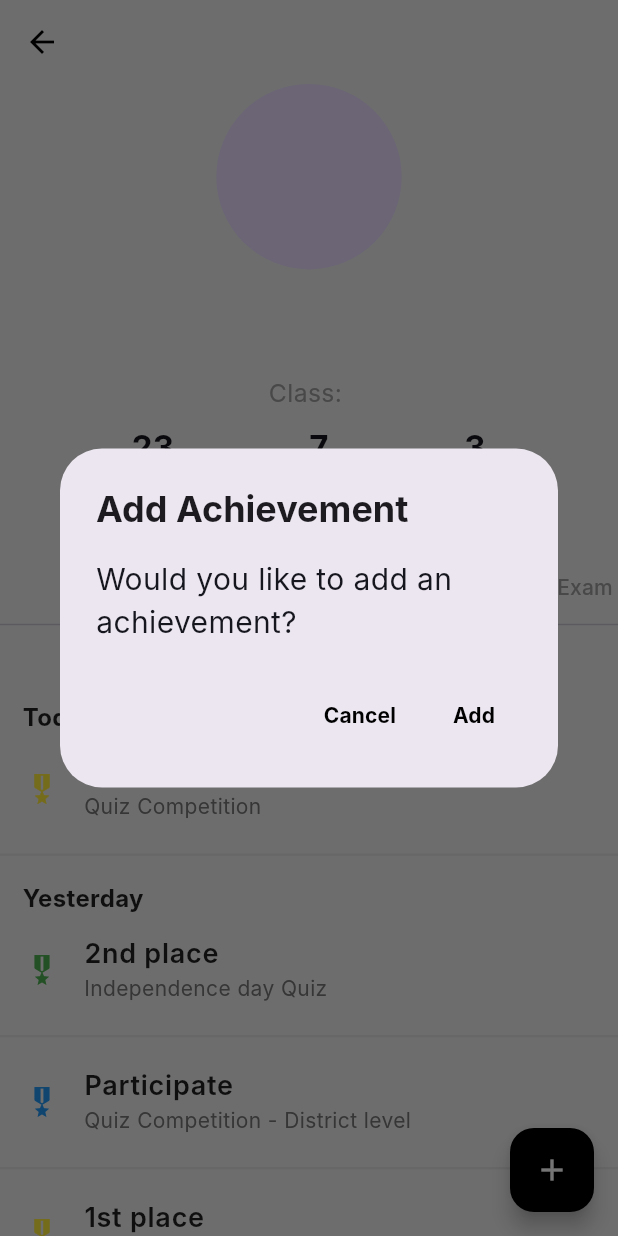
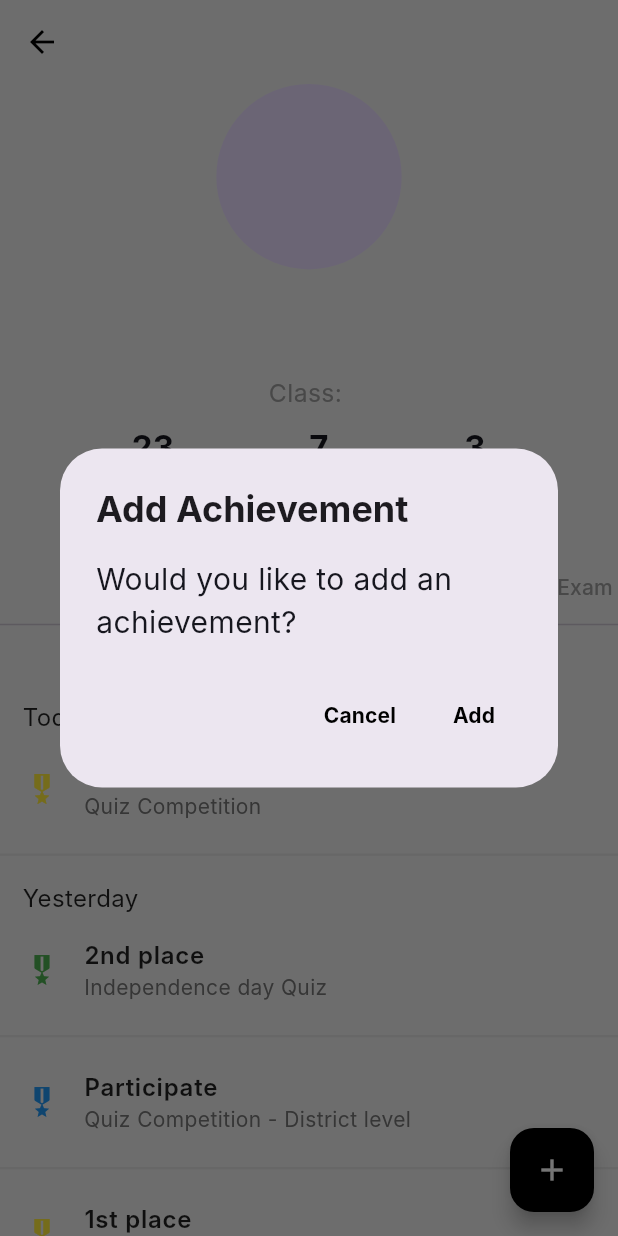
Before and after one commit to altezzai/acadobs, a Flutter app: the StudentDetailPage screen opened directly with empty values, tab 2 chosen, after a tap on the "add" icon, on a phone screen of 412 x 824 dp. Run offline on Flutter 3.47's test engine with Material 3 defaults, Android fonts, the phone set to English and light mode, and no system bars; our stand-ins replace file_picker, flutter_rating_bar, go_router, pie_chart; Roboto replaces fonts that are missing (Inter).

Commit message:
studentdetails and teacherdetails font fix

```diff
--- a/lib/admin/screens/home.dart
+++ b/lib/admin/screens/home.dart
@@ -5,7 +5,6 @@ import 'package:school_app/admin/screens/payment.dart';
 import 'package:school_app/admin/screens/reports.dart';
 import 'package:school_app/admin/screens/studentpage.dart';
 import 'package:school_app/admin/screens/teachers_page.dart';
-import 'package:school_app/admin/teacher_section/screens/teachers_list.dart';
 import 'package:school_app/admin/widgets/button_navigation.dart';
 
 class AdminHomePage extends StatefulWidget {
--- a/lib/admin/screens/login.dart
+++ b/lib/admin/screens/login.dart
@@ -3,7 +3,6 @@ import 'package:go_router/go_router.dart';
 import 'package:school_app/admin/screens/home.dart';
 import 'package:school_app/admin/widgets/custom_button.dart';
 import 'package:school_app/admin/widgets/custom_textfield.dart';
-import 'package:school_app/navbar/screens/bottom_navbar.dart';
 import 'package:school_app/teacher/routes/app_route_const.dart';
 // import 'package:school_app/teacher/home/homescreen.dart';
 
--- a/lib/admin/screens/studentdetails.dart
+++ b/lib/admin/screens/studentdetails.dart
@@ -302,7 +302,7 @@ Widget _buildAchievementsContent() {
               child: Text(
                 date,
                 style: TextStyle(
-                  fontWeight: FontWeight.bold,
+                  fontWeight: FontWeight.normal,
                   fontSize: 16,
                   color: Colors.black87, // Match with StudentDetailPage
                 ),
@@ -313,7 +313,7 @@ Widget _buildAchievementsContent() {
             title: Text(
               position,
               style: TextStyle(
-                fontSize: 18,
+                fontSize: 16,
                 fontWeight: FontWeight.w600,
                 color: Colors.black87, // Match with StudentDetailPage
               ),
@@ -359,18 +359,18 @@ Widget _buildScrollableExamsContent() {
 Widget _buildExamCard(String grade, String semester, String examName,
     List<Map<String, String>> subjects) {
   return Card(
-    elevation: 4,
-    shape: RoundedRectangleBorder(borderRadius: BorderRadius.circular(12)),
+    elevation: 2,
+    shape: RoundedRectangleBorder(borderRadius: BorderRadius.circular(8)),
     child: Column(
       crossAxisAlignment: CrossAxisAlignment.start,
       children: [
         Container(
-          padding: EdgeInsets.all(16),
+          padding: EdgeInsets.all(12),
           decoration: BoxDecoration(
             color: Colors.black,
             borderRadius: BorderRadius.only(
-              topLeft: Radius.circular(12),
-              topRight: Radius.circular(12),
+              topLeft: Radius.circular(8),
+              topRight: Radius.circular(8),
             ),
           ),
           child: Row(
@@ -382,25 +382,25 @@ Widget _buildExamCard(String grade, String semester, String examName,
                   children: [
                     Text(
                       "$grade : $semester",
-                      style: TextStyle(color: Colors.white70, fontSize: 14),
+                      style: TextStyle(color: Colors.white70, fontSize: 12),
                     ),
-                    SizedBox(height: 4),
+                    SizedBox(height: 2),
                     Text(
                       examName,
                       style: TextStyle(
                           color: Colors.white,
                           fontWeight: FontWeight.bold,
-                          fontSize: 20),
+                          fontSize: 16),
                     ),
                   ],
                 ),
               ),
-              Icon(Icons.assessment, color: Colors.white),
+              Icon(Icons.assessment, color: Colors.white, size: 20),
             ],
           ),
         ),
         Padding(
-          padding: const EdgeInsets.all(16.0),
+          padding: const EdgeInsets.all(12.0),
           child: Column(
             children: [
               Row(
@@ -410,6 +410,7 @@ Widget _buildExamCard(String grade, String semester, String examName,
                     child: Text("Subject",
                         style: TextStyle(
                             fontWeight: FontWeight.bold,
+                            fontSize: 12,
                             color: Colors.grey[600])),
                   ),
                   Expanded(
@@ -417,6 +418,7 @@ Widget _buildExamCard(String grade, String semester, String examName,
                     child: Text("Mark",
                         style: TextStyle(
                             fontWeight: FontWeight.bold,
+                            fontSize: 12,
                             color: Colors.grey[600]),
                         textAlign: TextAlign.center),
                   ),
@@ -425,6 +427,7 @@ Widget _buildExamCard(String grade, String semester, String examName,
                     child: Text("Total",
                         style: TextStyle(
                             fontWeight: FontWeight.bold,
+                            fontSize: 12,
                             color: Colors.grey[600]),
                         textAlign: TextAlign.center),
                   ),
@@ -433,7 +436,7 @@ Widget _buildExamCard(String grade, String semester, String examName,
               Divider(),
               ...subjects
                   .map((subject) => Padding(
-                        padding: const EdgeInsets.symmetric(vertical: 8.0),
+                        padding: const EdgeInsets.symmetric(vertical: 4.0),
                         child: Row(
                           children: [
                             Expanded(
@@ -441,14 +444,14 @@ Widget _buildExamCard(String grade, String semester, String examName,
                               child: Text(subject["subject"]!,
                                   style: TextStyle(
                                       fontWeight: FontWeight.w500,
-                                      fontSize: 20)),
+                                      fontSize: 16)),
                             ),
                             Expanded(
                               flex: 1,
                               child: Text(subject["mark"]!,
                                   style: TextStyle(
                                       color: Colors.green[700],
-                                      fontSize: 20,
+                                      fontSize: 16,
                                       fontWeight: FontWeight.bold),
                                   textAlign: TextAlign.center),
                             ),
@@ -456,7 +459,7 @@ Widget _buildExamCard(String grade, String semester, String examName,
                               flex: 1,
                               child: Text(subject["total"]!,
                                   style: TextStyle(
-                                      fontSize: 20,
+                                      fontSize: 16,
                                       fontWeight: FontWeight.bold),
                                   textAlign: TextAlign.center),
                             ),
@@ -464,16 +467,19 @@ Widget _buildExamCard(String grade, String semester, String examName,
                         ),
                       ))
                   .toList(),
-              SizedBox(height: 16),
+              SizedBox(height: 12),
               Row(
                 mainAxisAlignment: MainAxisAlignment.spaceBetween,
                 children: [
                   Text("Total Score",
-                      style: TextStyle(fontWeight: FontWeight.bold)),
+                      style:
+                          TextStyle(fontWeight: FontWeight.bold, fontSize: 14)),
                   Text(
                     "${subjects.fold(0, (sum, subject) => sum + int.parse(subject["mark"]!))}/${subjects.fold(0, (sum, subject) => sum + int.parse(subject["total"]!))}",
                     style: TextStyle(
-                        fontWeight: FontWeight.bold, color: Colors.blue[700]),
+                        fontWeight: FontWeight.bold,
+                        fontSize: 14,
+                        color: Colors.blue[700]),
                   ),
                 ],
               ),
@@ -507,7 +513,7 @@ Widget _buildScrollableHomeWorksContent(BuildContext context) {
               child: Text(
                 "Today",
                 style: TextStyle(
-                  fontWeight: FontWeight.bold,
+                  fontWeight: FontWeight.normal,
                   fontSize: 16,
                 ),
               ),
@@ -529,7 +535,7 @@ Widget _buildScrollableHomeWorksContent(BuildContext context) {
                   child: Text(
                     date,
                     style: TextStyle(
-                      fontWeight: FontWeight.bold,
+                      fontWeight: FontWeight.normal,
                       fontSize: 16,
                     ),
                   ),
@@ -596,7 +602,7 @@ Widget _buildHomeworkItem(String title, String subject) {
         ),
         title: Text(
           title,
-          style: TextStyle(fontWeight: FontWeight.bold, fontSize: 20),
+          style: TextStyle(fontWeight: FontWeight.bold, fontSize: 16),
         ),
         subtitle: Text(
           subject,
--- a/lib/admin/screens/studentpage.dart
+++ b/lib/admin/screens/studentpage.dart
@@ -3,7 +3,6 @@ import 'package:go_router/go_router.dart';
 import 'package:school_app/admin/screens/newstudent.dart';
 import 'package:school_app/admin/screens/studentdetails.dart';
 import 'package:school_app/teacher/routes/app_route_const.dart';
-
 
 class StudentsPage extends StatefulWidget {
   @override
@@ -200,13 +199,13 @@ class _StudentsPageState extends State<StudentsPage> {
                       title: Text(
                         filteredStudents[index]['name']!,
                         style: TextStyle(
-                            fontWeight: FontWeight.bold, fontSize: 16),
+                            fontWeight: FontWeight.normal, fontSize: 16),
                         overflow: TextOverflow.ellipsis,
                       ),
                       subtitle: Text(
                         filteredStudents[index]['class']!,
                         style: TextStyle(
-                            fontWeight: FontWeight.bold, fontSize: 15),
+                            fontWeight: FontWeight.normal, fontSize: 15),
                       ),
                       trailing: TextButton(
                         child: Text(
--- a/lib/admin/screens/teachers_page.dart
+++ b/lib/admin/screens/teachers_page.dart
@@ -163,10 +163,10 @@ class _TeachersPageState extends State<TeachersPage> {
                               AssetImage('assets/${teacher['image']}')),
                       title: Text(teacher['name']!,
                           style: TextStyle(
-                              fontWeight: FontWeight.bold, fontSize: 16)),
+                              fontWeight: FontWeight.normal, fontSize: 16)),
                       subtitle: Text(teacher['class']!,
                           style: TextStyle(
-                              fontWeight: FontWeight.bold, fontSize: 15)),
+                              fontWeight: FontWeight.normal, fontSize: 15)),
                       trailing: TextButton(
                         child: Text('View'),
                         onPressed: () =>
--- a/lib/main.dart
+++ b/lib/main.dart
@@ -1,6 +1,5 @@
 import 'package:flutter/material.dart';
 import 'package:provider/provider.dart';
-// import 'package:school_app/admin/screens/splashscreen.dart';
 import 'package:school_app/controller/dropdown_controller.dart';
 import 'package:school_app/teacher/attendance/controller/attendance_controller.dart';
 import 'package:school_app/teacher/navbar/controller/navbar_provider.dart';
```
Also changed, not shown: school/analysis_options.yaml (deleted, +0 -28 lines), school/lib/main.dart (deleted, +0 -126 lines), school/pubspec.yaml (deleted, +0 -90 lines), pubspec.lock, school/pubspec.lock (deleted), 125 other files.
